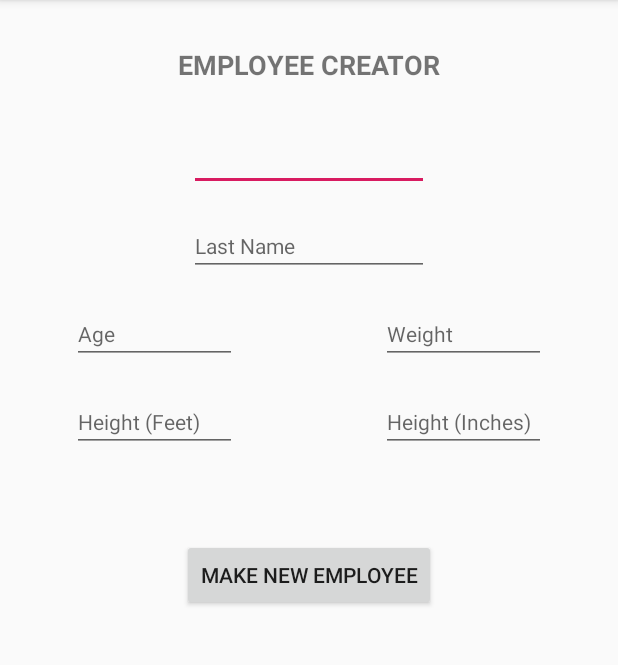
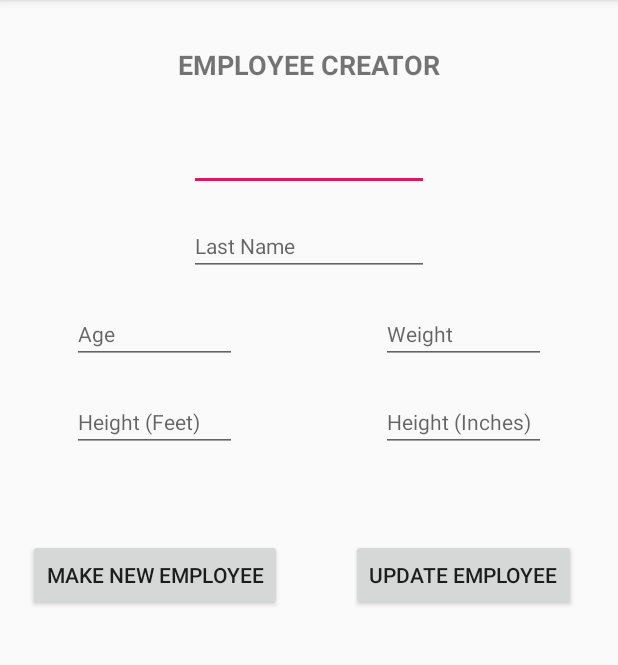
Before and after one commit to joemichaletz/employees2, an Android app: the screen it shows after launch (MainActivity), after a tap on "MAKE NEW EMPLOYEE", on a phone screen of 412 x 824 dp, the part 84-749 px from its top. Run offline under Robolectric (Android 15) with nearby library versions, the phone set to English and light mode, and no system bars; 2 statements that could not run were skipped.

Commit message:
new update button

```diff
--- a/app/src/main/java/com/example/employees/MainActivity.java
+++ b/app/src/main/java/com/example/employees/MainActivity.java
@@ -11,6 +11,7 @@ public class MainActivity extends AppCompatActivity
 {
     EditText fnameET, lnameET, ageET, weightET, feetET, inchesET;
     TextView outputTV;
+    Employee e;
 
     @Override
     protected void onCreate(Bundle savedInstanceState)
@@ -42,7 +43,7 @@ public class MainActivity extends AppCompatActivity
 
     public void onButtonPressed(View v)
     {
-        Employee e = new Employee(
+        e = new Employee(
                 this.fnameET.getText().toString(),
                 this.lnameET.getText().toString(),
                 Integer.parseInt(this.ageET.getText().toString()),
@@ -50,10 +51,59 @@ public class MainActivity extends AppCompatActivity
                 Integer.parseInt(this.feetET.getText().toString()),
                 Integer.parseInt(this.inchesET.getText().toString()));
 
+
+        this.fnameET.setText("");
+        this.lnameET.setText("");
+        this.ageET.setText("");
+        this.weightET.setText("");
+        this.feetET.setText("");
+        this.inchesET.setText("");
+
+
         this.outputTV.setText(e.Display());
         //e.Display();
 
     }
 
+    public void onUpdateButtonPressed(View v)
+    {
+        if(!this.fnameET.getText().toString().equals(""))
+        {
+            e.firstName = this.fnameET.getText().toString();
+            this.fnameET.setText("");
+        }
+
+        if(!this.lnameET.getText().toString().equals(""))
+        {
+            e.lastName = this.lnameET.getText().toString();
+            this.lnameET.setText("");
+        }
+
+        if(!this.ageET.getText().toString().equals(""))
+        {
+            e.age = Integer.parseInt(this.ageET.getText().toString());
+            this.ageET.setText("");
+        }
+
+        if(!this.weightET.getText().toString().equals(""))
+        {
+            e.weight = Integer.parseInt(this.weightET.getText().toString());
+            this.weightET.setText("");
+        }
+
+        if(!this.feetET.getText().toString().equals(""))
+        {
+            e.heightFeet = Integer.parseInt(this.feetET.getText().toString());
+            this.feetET.setText("");
+        }
+
+        if(!this.inchesET.getText().toString().equals(""))
+        {
+            e.heightInches = Integer.parseInt(this.inchesET.getText().toString());
+            this.inchesET.setText("");
+        }
+
+        this.outputTV.setText(e.Display());
+    }
 
 }
--- a/app/src/main/res/layout/activity_main.xml
+++ b/app/src/main/res/layout/activity_main.xml
@@ -145,6 +145,16 @@
         android:text="Make New Employee"
         app:layout_constraintBottom_toTopOf="@+id/guideline5"
         app:layout_constraintEnd_toStartOf="@+id/guideline"
+        app:layout_constraintStart_toStartOf="parent" />
+
+    <Button
+        android:id="@+id/updateButton"
+        android:layout_width="wrap_content"
+        android:layout_height="wrap_content"
+        android:onClick="onUpdateButtonPressed"
+        android:text="Update Employee"
+        app:layout_constraintBottom_toTopOf="@+id/guideline5"
+        app:layout_constraintEnd_toEndOf="parent"
         app:layout_constraintStart_toStartOf="@+id/guideline" />
 
 </androidx.constraintlayout.widget.ConstraintLayout>
```
